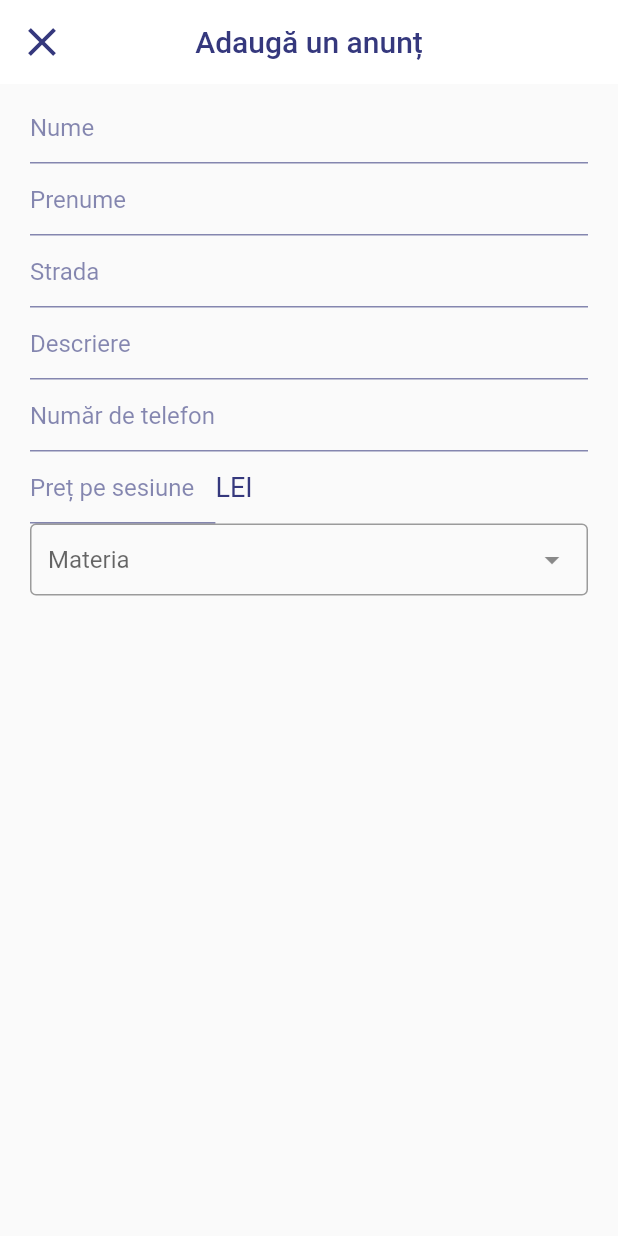
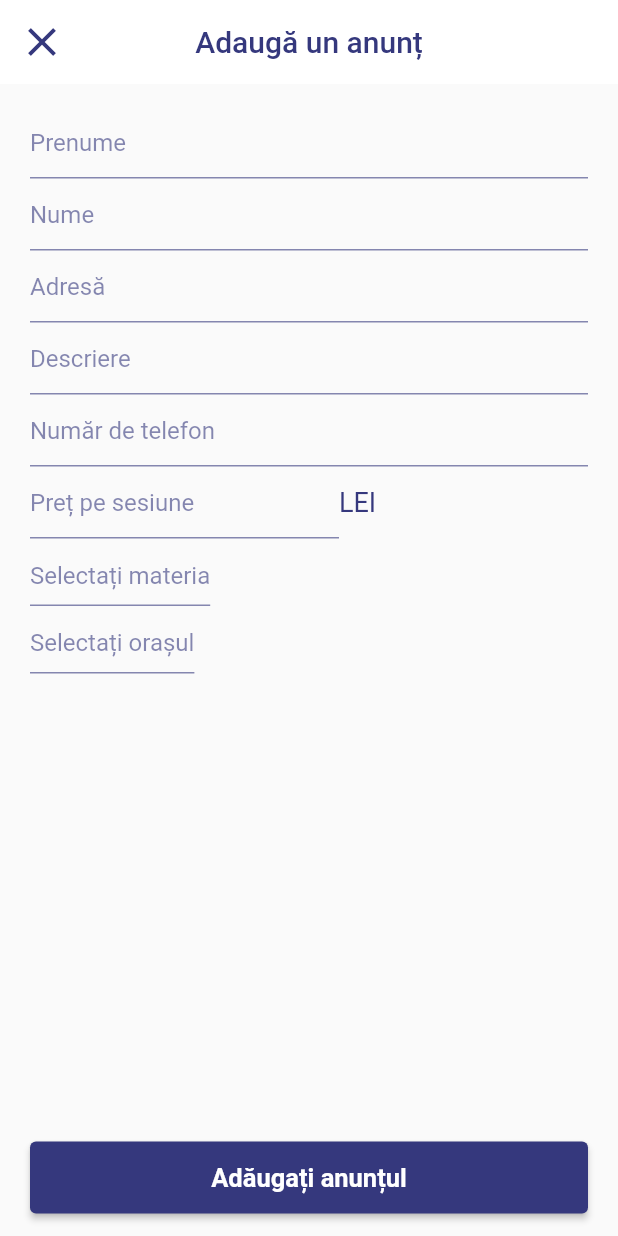
Before and after one commit to daniatitienei/meditatii, a Flutter app: the Announcement screen opened by its route, on a phone screen of 412 x 824 dp. Run offline on Flutter 3.47's test engine with Material 2 defaults, Android fonts, the light colour scheme and no system bars; drawn by our look-alikes of dropdown_search; our stand-ins replace cloud_firestore, firebase_auth, firebase_core, flutter_svg, google_fonts, google_sign_in and 2 more; accounts and stored records are empty; network calls fail.

Commit message:
almost done with announcements

```diff
--- a/lib/src/firebase/firebase.dart
+++ b/lib/src/firebase/firebase.dart
@@ -1,5 +1,4 @@
 import 'package:cloud_firestore/cloud_firestore.dart';
-import 'package:email_validator/email_validator.dart';
 import 'package:find_your_teacher/src/screens/home.dart';
 import 'package:find_your_teacher/src/screens/login.dart';
 import 'package:firebase_auth/firebase_auth.dart';
@@ -86,7 +85,7 @@ class MyFirebase {
   // Autentificare cu Google
 
   Future<UserCredential> signInWithGoogle() async {
-    GoogleSignInAccount? googleUser = await GoogleSignIn().signIn();
+    final GoogleSignInAccount? googleUser = await GoogleSignIn().signIn();
 
     final GoogleSignInAuthentication googleAuth =
         await googleUser!.authentication;
@@ -110,8 +109,8 @@ class MyFirebase {
   Widget googleButton(context) => Container(
         width: MediaQuery.of(context).size.width,
         child: ElevatedButton(
-          onPressed: () {
-            signInWithGoogle();
+          onPressed: () async {
+            await signInWithGoogle();
             Navigator.of(context)
                 .pushNamedAndRemoveUntil(Home.routeName, (route) => false);
           },
--- a/lib/src/screens/announcement.dart
+++ b/lib/src/screens/announcement.dart
@@ -1,7 +1,10 @@
 import 'package:find_your_teacher/src/assets/colors/colors.dart';
+import 'package:find_your_teacher/src/widgets/searchableModal.dart';
+import 'package:flutter/foundation.dart';
 import 'package:flutter/material.dart';
+import 'package:flutter/services.dart';
 import 'package:google_fonts/google_fonts.dart';
-import 'package:dropdown_search/dropdown_search.dart';
+import 'package:image_picker/image_picker.dart';
 
 class Announcement extends StatefulWidget {
   static const String routeName = '/addAnouncement';
@@ -13,6 +16,186 @@ class Announcement extends StatefulWidget {
 }
 
 class _AnnouncementState extends State<Announcement> {
+  final TextEditingController _firstNameController = TextEditingController();
+  final TextEditingController _lastNameController = TextEditingController();
+  final TextEditingController _streetController = TextEditingController();
+  final TextEditingController _descriptionController = TextEditingController();
+  final TextEditingController _numberController = TextEditingController();
+  final TextEditingController _priceController = TextEditingController();
+
+  final _formKey = GlobalKey<FormState>();
+
+  final RegExp numberRegExp = RegExp(r'[0-9]');
+
+  final List<String> orase = ['Resita', 'Arad', 'Alba', 'Bucuresti'];
+
+  final List<String> materii = [
+    'Matematică',
+    'Română',
+    'Informatică',
+    'Biologie',
+    'Fizică',
+    'Engleză',
+    'Chimie',
+    'Desen',
+    'Franceză',
+    'Geografie',
+    'Germană',
+    'Istorie',
+    'Latină',
+    'Muzică',
+    'Psihologie',
+    'Sport',
+  ];
+
+  nameValidator(String? value, String hintText) {
+    if (value!.isEmpty)
+      return '${hintText}le trebuie completat.';
+    else if (numberRegExp.hasMatch(value))
+      return '${hintText}le nu trebuie sa includa numere.';
+  }
+
+  phoneValidator(String? value) {
+    if (value!.isEmpty) return 'Numărul trebuie completat.';
+  }
+
+  priceValidator(String? value) {
+    if (value!.isEmpty) return 'Prețul trebuie completat.';
+  }
+
+  Widget _buildNameTextFormField(
+          TextEditingController controller, String hintText) =>
+      TextFormField(
+        controller: controller,
+        cursorColor: MyColors().purple,
+        validator: (name) => nameValidator(name, hintText),
+        style: GoogleFonts.roboto(
+          textStyle: TextStyle(color: MyColors().purple),
+        ),
+        decoration: InputDecoration(
+          hintText: hintText,
+          hintStyle: GoogleFonts.roboto(
+            color: MyColors().purpleSixtyPercent,
+          ),
+          focusedBorder: UnderlineInputBorder(
+            borderSide: BorderSide(color: MyColors().purple),
+          ),
+          enabledBorder: UnderlineInputBorder(
+            borderSide: BorderSide(color: MyColors().purpleSixtyPercent),
+          ),
+        ),
+      );
+
+  Widget _buildStreetTextFormField(TextEditingController controller) =>
+      TextFormField(
+        controller: controller,
+        cursorColor: MyColors().purple,
+        validator: (address) {
+          if (address!.isEmpty) return 'Adresa trebuie completată';
+        },
+        style: GoogleFonts.roboto(
+          textStyle: TextStyle(color: MyColors().purple),
+        ),
+        decoration: InputDecoration(
+          hintText: 'Adresă',
+          hintStyle: GoogleFonts.roboto(
+            color: MyColors().purpleSixtyPercent,
+          ),
+          focusedBorder: UnderlineInputBorder(
+            borderSide: BorderSide(color: MyColors().purple),
+          ),
+          enabledBorder: UnderlineInputBorder(
+            borderSide: BorderSide(color: MyColors().purpleSixtyPercent),
+          ),
+        ),
+      );
+
+  Widget _buildDescriptionTextFormField(TextEditingController controller) =>
+      ConstrainedBox(
+        constraints:
+            BoxConstraints(maxHeight: MediaQuery.of(context).size.height * 0.2),
+        child: TextFormField(
+          controller: controller,
+          cursorColor: MyColors().purple,
+          minLines: 1,
+          maxLines: 10,
+          keyboardType: TextInputType.multiline,
+          style: GoogleFonts.roboto(
+            textStyle: TextStyle(color: MyColors().purple),
+          ),
+          decoration: InputDecoration(
+            hintText: 'Descriere',
+            hintStyle: GoogleFonts.roboto(
+              color: MyColors().purpleSixtyPercent,
+            ),
+            focusedBorder: UnderlineInputBorder(
+              borderSide: BorderSide(color: MyColors().purple),
+            ),
+            enabledBorder: UnderlineInputBorder(
+              borderSide: BorderSide(color: MyColors().purpleSixtyPercent),
+            ),
+          ),
+        ),
+      );
+
+  Widget _buildPhoneNumberTextFormField(TextEditingController controller) =>
+      TextFormField(
+        controller: controller,
+        inputFormatters: [
+          FilteringTextInputFormatter.digitsOnly,
+        ],
+        cursorColor: MyColors().purple,
+        keyboardType: TextInputType.number,
+        validator: (number) => phoneValidator(number),
+        style: GoogleFonts.roboto(
+          textStyle: TextStyle(color: MyColors().purple),
+        ),
+        decoration: InputDecoration(
+          hintText: 'Număr de telefon',
+          hintStyle: GoogleFonts.roboto(
+            color: MyColors().purpleSixtyPercent,
+          ),
+          focusedBorder: UnderlineInputBorder(
+            borderSide: BorderSide(color: MyColors().purple),
+          ),
+          enabledBorder: UnderlineInputBorder(
+            borderSide: BorderSide(color: MyColors().purpleSixtyPercent),
+          ),
+        ),
+      );
+
+  Widget _buildPriceTextFormField(TextEditingController controller) =>
+      Container(
+        width: MediaQuery.of(context).size.width * 0.5,
+        child: TextFormField(
+          inputFormatters: [
+            FilteringTextInputFormatter.digitsOnly,
+          ],
+          controller: controller,
+          cursorColor: MyColors().purple,
+          keyboardType: TextInputType.number,
+          validator: (value) => priceValidator(value),
+          style: GoogleFonts.roboto(
+            textStyle: TextStyle(color: MyColors().purple),
+          ),
+          decoration: InputDecoration(
+            hintText: 'Preț pe sesiune',
+            hintStyle: GoogleFonts.roboto(
+              color: MyColors().purpleSixtyPercent,
+            ),
+            focusedBorder: UnderlineInputBorder(
+              borderSide: BorderSide(color: MyColors().purple),
+            ),
+            enabledBorder: UnderlineInputBorder(
+              borderSide: BorderSide(color: MyColors().purpleSixtyPercent),
+            ),
+          ),
+        ),
+      );
+
+  final String imageUrl =
+      'https://scontent.fclj2-1.fna.fbcdn.net/v/t1.6435-9/89625766_1466749073502837_7540155679034572800_n.jpg?_nc_cat=104&ccb=1-3&_nc_sid=174925&_nc_ohc=U-mIxfB-SZ8AX-R76vv&_nc_ht=scontent.fclj2-1.fna&oh=85b987926553621ea0033864cde8bcdf&oe=61205662';
+
   @override
   Widget build(BuildContext context) {
     return Scaffold(
@@ -35,134 +218,24 @@ class _AnnouncementState extends State<Announcement> {
           ),
         ),
       ),
-      body: Container(
-        padding: EdgeInsets.fromLTRB(20, 5, 20, 5),
+      body: Form(
+        key: _formKey,
+        child: Container(
+          padding: EdgeInsets.fromLTRB(20, 15, 20, 15),
           child: Column(
+            mainAxisAlignment: MainAxisAlignment.spaceBetween,
             children: [
-            TextFormField(
-              cursorColor: MyColors().purple,
-              style: GoogleFonts.roboto(
-                textStyle: TextStyle(color: MyColors().purple),
-              ),
-              decoration: InputDecoration(
-                hintText: 'Nume',
-                hintStyle: GoogleFonts.roboto(
-                  color: MyColors().purpleSixtyPercent,
-                ),
-                focusedBorder: UnderlineInputBorder(
-                  borderSide: BorderSide(color: MyColors().purple),
-                ),
-                enabledBorder: UnderlineInputBorder(
-                  borderSide: BorderSide(color: MyColors().purpleSixtyPercent),
-                ),
-              ),
-            ),
-            TextFormField(
-              cursorColor: MyColors().purple,
-              style: GoogleFonts.roboto(
-                textStyle: TextStyle(color: MyColors().purple),
-              ),
-              decoration: InputDecoration(
-                hintText: 'Prenume',
-                hintStyle: GoogleFonts.roboto(
-                  color: MyColors().purpleSixtyPercent,
-                ),
-                focusedBorder: UnderlineInputBorder(
-                  borderSide: BorderSide(color: MyColors().purple),
-                ),
-                enabledBorder: UnderlineInputBorder(
-                  borderSide: BorderSide(color: MyColors().purpleSixtyPercent),
-                ),
-              ),
-            ),
-            TextFormField(
-              cursorColor: MyColors().purple,
-              style: GoogleFonts.roboto(
-                textStyle: TextStyle(color: MyColors().purple),
-              ),
-              decoration: InputDecoration(
-                hintText: 'Strada',
-                hintStyle: GoogleFonts.roboto(
-                  color: MyColors().purpleSixtyPercent,
-                ),
-                focusedBorder: UnderlineInputBorder(
-                  borderSide: BorderSide(color: MyColors().purple),
-                ),
-                enabledBorder: UnderlineInputBorder(
-                  borderSide: BorderSide(color: MyColors().purpleSixtyPercent),
-                ),
-              ),
-            ),
-            ConstrainedBox(
-              constraints: BoxConstraints(
-                  maxHeight: MediaQuery.of(context).size.height * 0.2),
-              child: TextFormField(
-                cursorColor: MyColors().purple,
-                minLines: 1,
-                maxLines: 10,
-                keyboardType: TextInputType.multiline,
-                style: GoogleFonts.roboto(
-                  textStyle: TextStyle(color: MyColors().purple),
-                ),
-                decoration: InputDecoration(
-                  hintText: 'Descriere',
-                  hintStyle: GoogleFonts.roboto(
-                    color: MyColors().purpleSixtyPercent,
-                  ),
-                  focusedBorder: UnderlineInputBorder(
-                    borderSide: BorderSide(color: MyColors().purple),
-                  ),
-                  enabledBorder: UnderlineInputBorder(
-                    borderSide:
-                        BorderSide(color: MyColors().purpleSixtyPercent),
-                  ),
-                ),
-              ),
-            ),
-            TextFormField(
-              cursorColor: MyColors().purple,
-              keyboardType: TextInputType.number,
-              style: GoogleFonts.roboto(
-                textStyle: TextStyle(color: MyColors().purple),
-              ),
-              decoration: InputDecoration(
-                hintText: 'Număr de telefon',
-                hintStyle: GoogleFonts.roboto(
-                  color: MyColors().purpleSixtyPercent,
-                ),
-                focusedBorder: UnderlineInputBorder(
-                  borderSide: BorderSide(color: MyColors().purple),
-                ),
-                enabledBorder: UnderlineInputBorder(
-                  borderSide: BorderSide(color: MyColors().purpleSixtyPercent),
-                ),
-              ),
-            ),
+              Column(
+                crossAxisAlignment: CrossAxisAlignment.start,
+                children: [
+                  _buildNameTextFormField(_firstNameController, 'Prenume'),
+                  _buildNameTextFormField(_lastNameController, 'Nume'),
+                  _buildStreetTextFormField(_streetController),
+                  _buildDescriptionTextFormField(_descriptionController),
+                  _buildPhoneNumberTextFormField(_numberController),
                   Row(
                     children: [
-                Container(
-                  width: MediaQuery.of(context).size.width * 0.3,
-                  child: TextFormField(
-                    cursorColor: MyColors().purple,
-                    keyboardType: TextInputType.number,
-                    style: GoogleFonts.roboto(
-                      textStyle: TextStyle(color: MyColors().purple),
-                    ),
-                    decoration: InputDecoration(
-                      hintText: 'Preț pe sesiune',
-                      hintStyle: GoogleFonts.roboto(
-                        color: MyColors().purpleSixtyPercent,
-                      ),
-                      focusedBorder: UnderlineInputBorder(
-                        borderSide: BorderSide(color: MyColors().purple),
-                      ),
-                      enabledBorder: UnderlineInputBorder(
-                        borderSide:
-                            BorderSide(color: MyColors().purpleSixtyPercent),
-                      ),
-                    ),
-                  ),
-                ),
+                      _buildPriceTextFormField(_priceController),
                       Text(
                         'LEI',
                         style: GoogleFonts.roboto(
@@ -171,30 +244,45 @@ class _AnnouncementState extends State<Announcement> {
                       ),
                     ],
                   ),
-            DropdownSearch<String>(
-              mode: Mode.BOTTOM_SHEET,
-              // TODO sa ii schimb culoarea din negru in mov
-              items: [
-                'Matematică',
-                'Română',
-                'Informatică',
-                'Biologie',
-                'Fizică',
-                'Engleză',
-                'Chimie',
-                'Desen',
-                'Franceză',
-                'Geografie',
-                'Germană',
-                'Istorie',
-                'Latină',
-                'Muzică',
-                'Psihologie',
-                'Sport',
-              ],
-              hint: 'Materia',
+                  Searchable(
+                    data: materii,
+                    defaultValue: "Selectați materia",
+                  ),
+                  Searchable(
+                    data: orase,
+                    defaultValue: "Selectați orașul",
                   ),
                 ],
+              ),
+              Container(
+                width: MediaQuery.of(context).size.width,
+                child: ElevatedButton(
+                  onPressed: () {
+                    if (_formKey.currentState!.validate()) return;
+                  },
+                  style: ButtonStyle(
+                    padding: MaterialStateProperty.all(
+                      EdgeInsets.only(
+                        top: 14,
+                        bottom: 14,
+                      ),
+                    ),
+                    backgroundColor:
+                        MaterialStateProperty.all(MyColors().purple),
+                  ),
+                  child: Text(
+                    'Adăugați anunțul',
+                    style: GoogleFonts.roboto(
+                      textStyle: TextStyle(
+                        fontSize: 17,
+                        fontWeight: FontWeight.w600,
+                      ),
+                    ),
+                  ),
+                ),
+              ),
+            ],
+          ),
         ),
       ),
     );
--- a/lib/src/screens/inspectProfessor.dart
+++ b/lib/src/screens/inspectProfessor.dart
@@ -238,7 +238,7 @@ class InspectProfessor extends StatelessWidget {
         width: MediaQuery.of(context).size.width,
         height: MediaQuery.of(context).size.height,
         child: Column(
-          crossAxisAlignment: CrossAxisAlignment.center,
+          crossAxisAlignment: CrossAxisAlignment.start,
           children: [
             _buildCard(context, profile),
             _buildAbout(context, profile),
--- /dev/null
+++ b/lib/src/widgets/searchableModal.dart
@@ -0,0 +1,124 @@
+import 'package:find_your_teacher/src/assets/colors/colors.dart';
+import 'package:flutter/material.dart';
+import 'package:google_fonts/google_fonts.dart';
+
+class Searchable extends StatefulWidget {
+  final List<String> data;
+  final String defaultValue;
+
+  const Searchable({
+    required this.data,
+    required this.defaultValue,
+    Key? key,
+  }) : super(key: key);
+
+  @override
+  _SearchableState createState() => _SearchableState();
+}
+
+class _SearchableState extends State<Searchable> {
+  final TextEditingController _searchController = TextEditingController();
+
+  List<String> data = [];
+  List<String> _foundSearches = [];
+
+  String? _selectedItem;
+
+  void _runFilter(String text) {
+    List<String> results = [];
+
+    if (text.isEmpty)
+      results = this.data;
+    else
+      results = this
+          .data
+          .where((item) => item.toLowerCase().contains(text.toLowerCase()))
+          .toList();
+
+    setState(() {
+      _foundSearches = results;
+    });
+  }
+
+  _buildSearchableModal() => showModalBottomSheet(
+        context: context,
+        builder: (context) => Container(
+          padding: EdgeInsets.only(left: 15, right: 15),
+          child: Column(
+            children: [
+              TextField(
+                onChanged: (value) => _runFilter(value),
+                controller: _searchController,
+                cursorColor: MyColors().purple,
+                style: GoogleFonts.roboto(
+                  textStyle: TextStyle(color: MyColors().purple),
+                ),
+                decoration: InputDecoration(
+                  hintText: 'Scrieti aici',
+                  hintStyle: GoogleFonts.roboto(
+                    color: MyColors().purpleSixtyPercent,
+                  ),
+                  focusedBorder: UnderlineInputBorder(
+                    borderSide: BorderSide(color: MyColors().purple),
+                  ),
+                  enabledBorder: UnderlineInputBorder(
+                    borderSide:
+                        BorderSide(color: MyColors().purpleSixtyPercent),
+                  ),
+                ),
+              ),
+              Expanded(
+                child: ListView.builder(
+                  itemBuilder: (context, index) => ListTile(
+                    onTap: () {
+                      setState(() {
+                        _selectedItem = _foundSearches[index];
+                      });
+                      Navigator.of(context).pop();
+                    },
+                    leading: Text(_foundSearches[index]),
+                  ),
+                  itemCount: _foundSearches.length,
+                ),
+              ),
+            ],
+          ),
+        ),
+      );
+
+  @override
+  void initState() {
+    data = widget.data;
+    _foundSearches = widget.data;
+    super.initState();
+  }
+
+  @override
+  Widget build(BuildContext context) {
+    return GestureDetector(
+      onTap: () => _buildSearchableModal(),
+      child: Container(
+        decoration: BoxDecoration(
+          border: Border(
+            bottom: BorderSide(
+              color: _selectedItem == null
+                  ? MyColors().purpleSixtyPercent
+                  : MyColors().purple,
+            ),
+          ),
+        ),
+        margin: EdgeInsets.only(top: 15),
+        padding: EdgeInsets.only(bottom: 10),
+        child: Text(
+          _selectedItem == null ? widget.defaultValue : _selectedItem!,
+          style: GoogleFonts.roboto(
+            fontSize: 16,
+            color: _selectedItem == null
+                ? MyColors().purpleSixtyPercent
+                : MyColors().purple,
+          ),
+        ),
+      ),
+    );
+  }
+}
--- a/pubspec.yaml
+++ b/pubspec.yaml
@@ -26,7 +26,6 @@ dependencies:
   cloud_firestore: ^2.4.0
   cupertino_icons: ^1.0.2
   dropdown_search: ^0.6.3
-  email_validator: ^2.0.1
   firebase_auth: ^3.0.1
   firebase_core: ^1.4.0
   firebase_storage: ^10.0.1
@@ -35,6 +34,7 @@ dependencies:
   google_sign_in: ^5.0.5
   group_button: ^3.0.1
   http: ^0.13.3
+  image_picker: ^0.8.2
   provider: ^5.0.0
   url_launcher: ^6.0.9
 
```
Also changed, not shown: pubspec.lock, 1 other file. Lines whose indentation alone changed are shown as unchanged.
